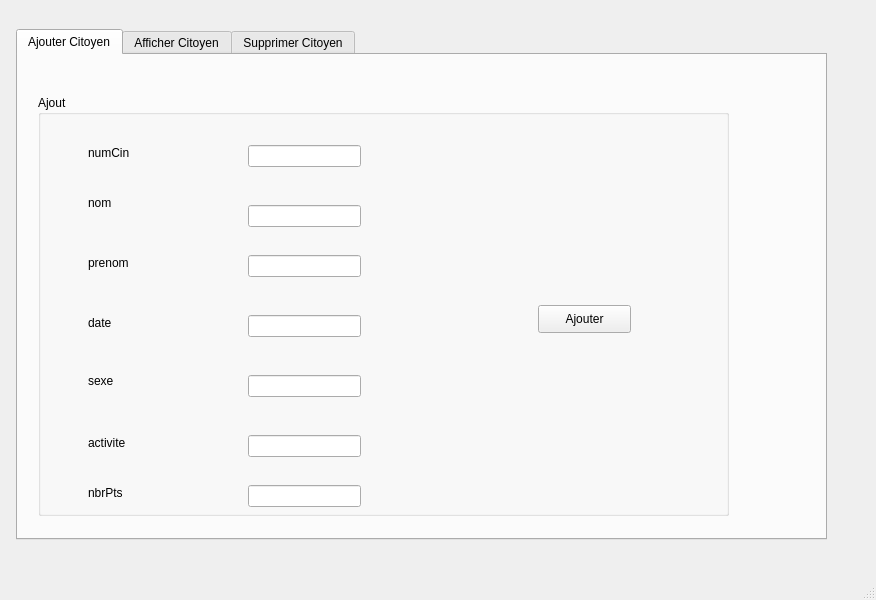
Qt form Atelier_Connexion/mainwindow.ui (ahmedbalti/Tunisian-Smart-Police-Station) before a commit.
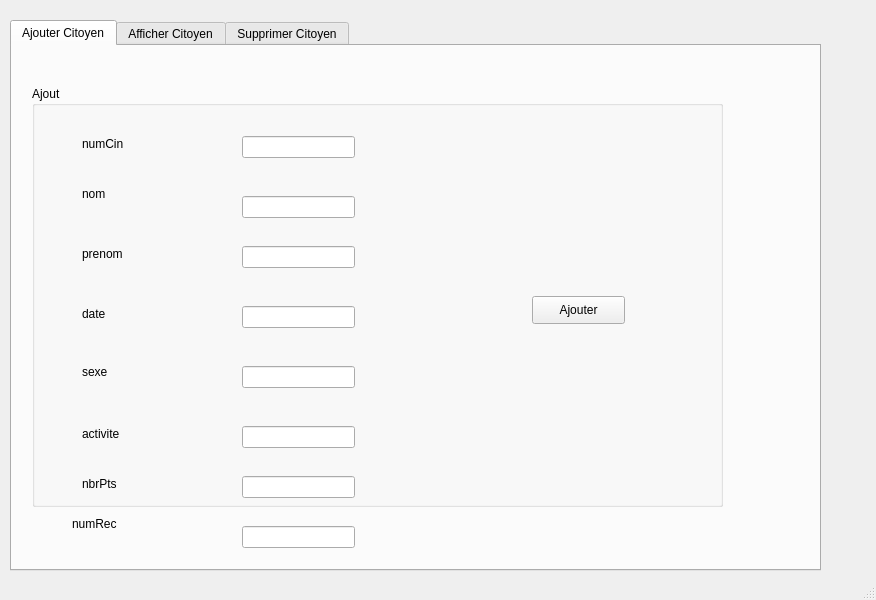
The same form after that commit. The open tabs and pages were chosen to show the change.

The edit to the form file:
```diff
--- a/Atelier_Connexion/mainwindow.ui
+++ b/Atelier_Connexion/mainwindow.ui
@@ -17,10 +17,10 @@
    <widget class="QTabWidget" name="tabWidget">
     <property name="geometry">
      <rect>
-      <x>16</x>
-      <y>29</y>
+      <x>10</x>
+      <y>20</y>
       <width>811</width>
-      <height>511</height>
+      <height>551</height>
      </rect>
     </property>
     <property name="currentIndex">
@@ -220,6 +220,29 @@
        </property>
       </widget>
      </widget>
+     <widget class="QLabel" name="label_9">
+      <property name="geometry">
+       <rect>
+        <x>60</x>
+        <y>470</y>
+        <width>56</width>
+        <height>16</height>
+       </rect>
+      </property>
+      <property name="text">
+       <string>numRec</string>
+      </property>
+     </widget>
+     <widget class="QLineEdit" name="lineEdit">
+      <property name="geometry">
+       <rect>
+        <x>230</x>
+        <y>480</y>
+        <width>113</width>
+        <height>22</height>
+       </rect>
+      </property>
+     </widget>
     </widget>
     <widget class="QWidget" name="tab_2">
      <attribute name="title">
```
Left out of the diff: 2 changed lines with no effect on the pictures.
